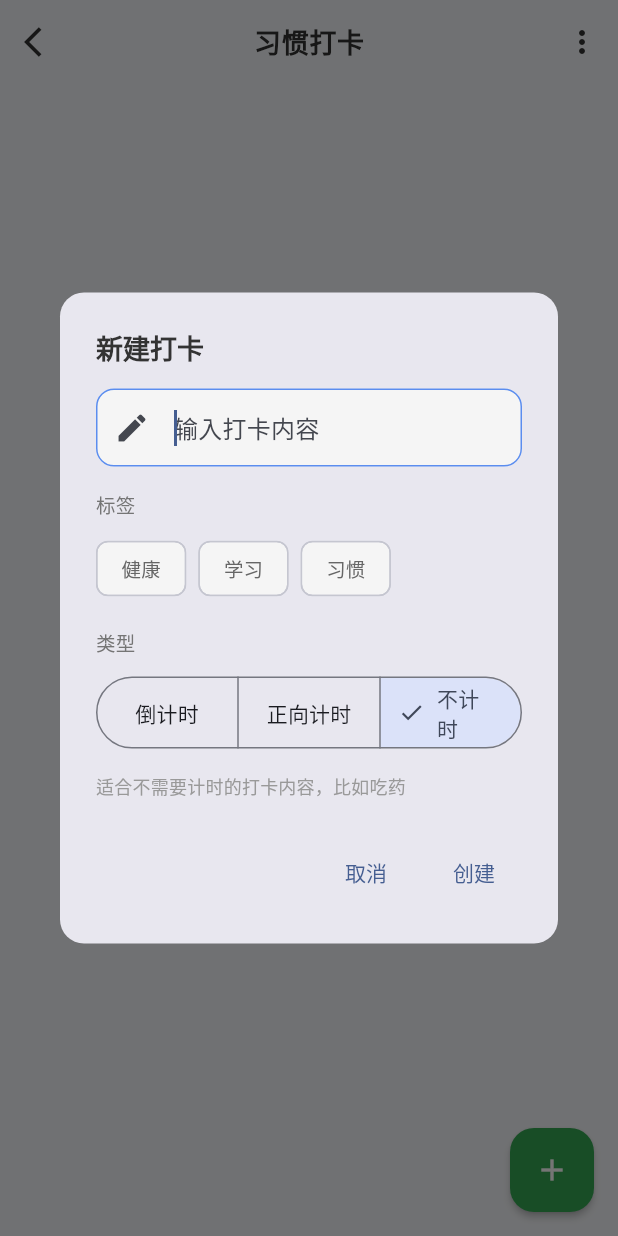
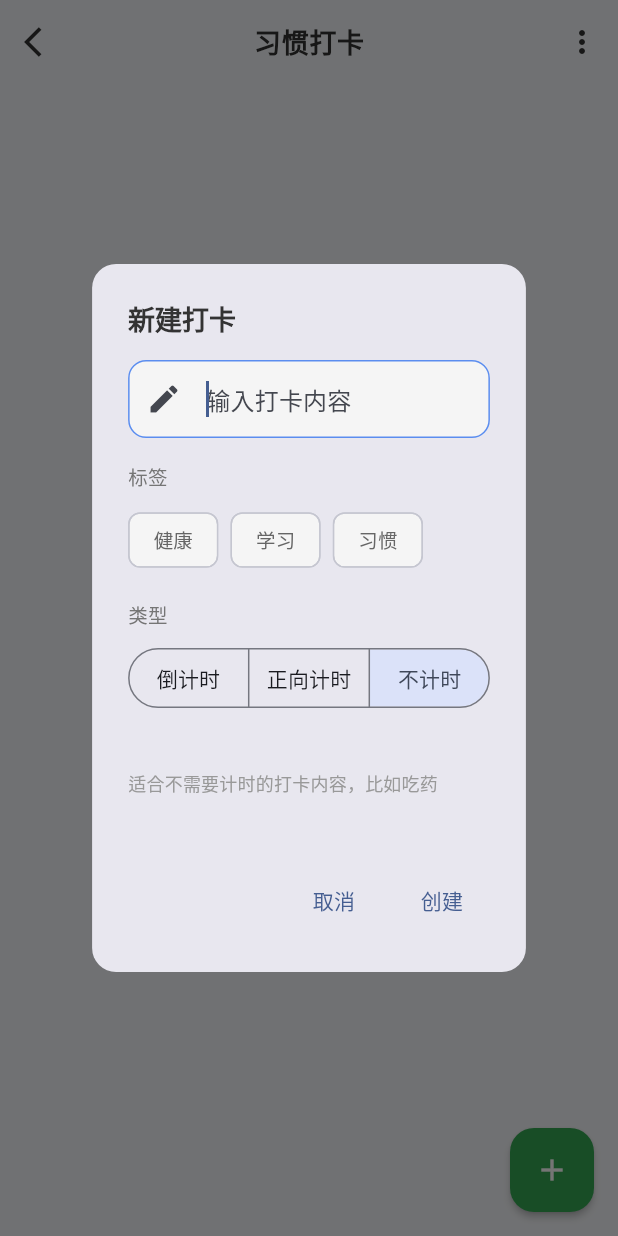
Before and after one commit to ok954/noteWay, a Flutter app: the HabitListPage screen opened by its route, after a tap on the "add" icon, on a phone screen of 412 x 824 dp. Run offline on Flutter 3.47's test engine with Material 3 defaults, Android fonts, the phone set to English and light mode, and no system bars; our stand-ins replace audioplayers, file_picker, flutter_riverpod, google_fonts, image_picker, package_info_plus and 3 more; accounts and stored records are empty.

Commit message:
fix: 打卡创建弹窗去掉选中打勾图标 + 固定提示区域高度防止弹窗大小变化

```diff
--- a/lib/modules/habits/habit_list_page.dart
+++ b/lib/modules/habits/habit_list_page.dart
@@ -146,6 +146,7 @@ class HabitListPage extends ConsumerWidget {
                 const Text('类型', style: TextStyle(fontSize: 13, color: AppColors.textSecondary)),
                 const SizedBox(height: 8),
                 SegmentedButton<String>(
+                  showSelectedIcon: false,
                   segments: const [
                     ButtonSegment(value: 'countdown', label: Text('倒计时')),
                     ButtonSegment(value: 'timer', label: Text('正向计时')),
@@ -158,8 +159,13 @@ class HabitListPage extends ConsumerWidget {
                     }
                   },
                 ),
-                if (habitType == 'countdown') ...[
                 const SizedBox(height: 16),
+                SizedBox(
+                  height: 60,
+                  child: switch (habitType) {
+                    'countdown' => Column(
+                        crossAxisAlignment: CrossAxisAlignment.start,
+                        children: [
                           const Text('时长', style: TextStyle(fontSize: 13, color: AppColors.textSecondary)),
                           const SizedBox(height: 8),
                           Wrap(
@@ -171,15 +177,16 @@ class HabitListPage extends ConsumerWidget {
                             ],
                           ),
                         ],
-                if (habitType == 'timer')
-                  const Padding(
-                    padding: EdgeInsets.only(top: 12),
+                      ),
+                    'timer' => const Align(
+                        alignment: Alignment.centerLeft,
                         child: Text('适合碎片时间记录', style: TextStyle(fontSize: 12, color: Color(0xFF999999))),
                       ),
-                if (habitType == 'count')
-                  const Padding(
-                    padding: EdgeInsets.only(top: 12),
+                    _ => const Align(
+                        alignment: Alignment.centerLeft,
                         child: Text('适合不需要计时的打卡内容，比如吃药', style: TextStyle(fontSize: 12, color: Color(0xFF999999))),
+                      ),
+                  },
                 ),
               ],
             ),
```
Lines whose indentation alone changed are shown as unchanged.
